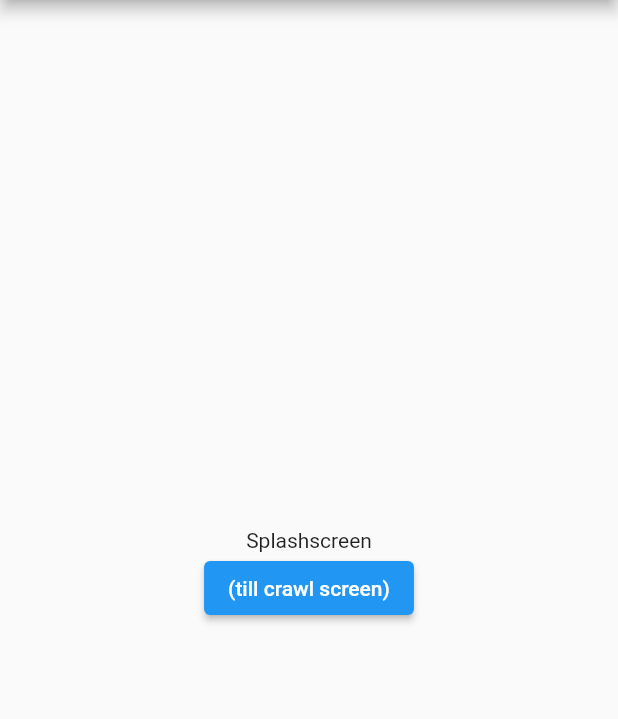
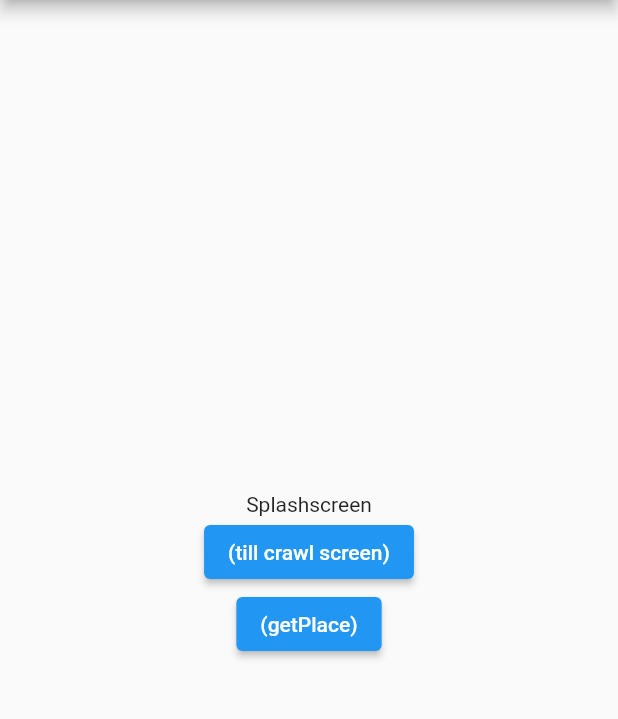
Before and after one commit to gu-tig169-ht21/grupp4, a Flutter app: the screen it shows after launch, on a phone screen of 412 x 824 dp, the part 84-803 px from its top. Run offline on Flutter 3.47's test engine with Material 2 defaults, Android fonts, the phone set to English and light mode, and no system bars; our stand-ins replace firebase_auth, firebase_core, firebase_storage, google_maps_flutter; accounts and stored records are empty.

Commit message:
adds location funktioner

```diff
--- /dev/null
+++ b/lib/google/places_api.dart
@@ -0,0 +1,20 @@
+import 'package:flutter/material.dart';
+import 'package:http/http.dart' as http; //namespace
+import 'dart:convert';
+
+var nyckel = 'AIzaSyCuPHW1WY319HfTCohnUXfBc7zMwVfgbmk';
+const API_URL = 'https://maps.googleapis.com/maps/api/geocode/json?address=';
+
+class Api {
+  //todo, skapa variabel som tar emot adress
+  static void getPlace() async {
+    var response =
+        await http.get(Uri.parse('$API_URL/Henriksbergs Konsert & Restaurang AB (Henriksberg)&key=$nyckel'));
+    String bodyString = response.body;
+    var json = jsonDecode(bodyString);
+    print(json.toString());
+    Map<String, dynamic> map = jsonDecode(bodyString);
+    print(json['results'][0]['geometry']['location']['lat']);
+    print(json['results'][0]['geometry']['location']['lng']);
+  }
+}
--- a/lib/main.dart
+++ b/lib/main.dart
@@ -6,6 +6,7 @@ import 'package:provider/provider.dart';
 import 'bottom_nav_bar.dart';
 import 'crawl_list_view.dart';
 import 'firebase/Authenticate/authenticate.dart';
+import './google/places_api.dart';
 
 Future<void> main() async {
   WidgetsFlutterBinding.ensureInitialized();
@@ -71,6 +72,10 @@ class _MyHomePageState extends State<MyHomePage> {
               onPressed: () => Navigator.of(context)
                   .push(MaterialPageRoute(builder: (context) => CrawlView())),
             ),
+            ElevatedButton(
+              child: Text('(getPlace)'),
+              onPressed: () => Api.getPlace(),
+            ),
           ],
         ),
       ),
```
